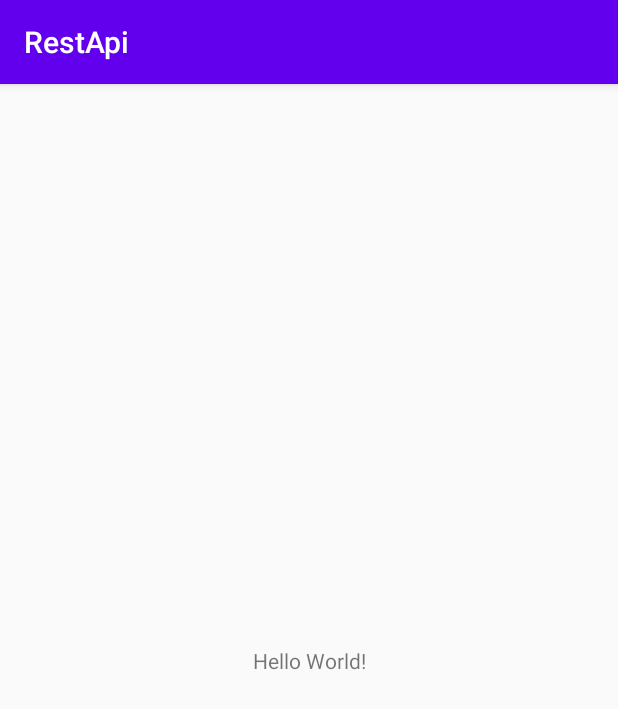
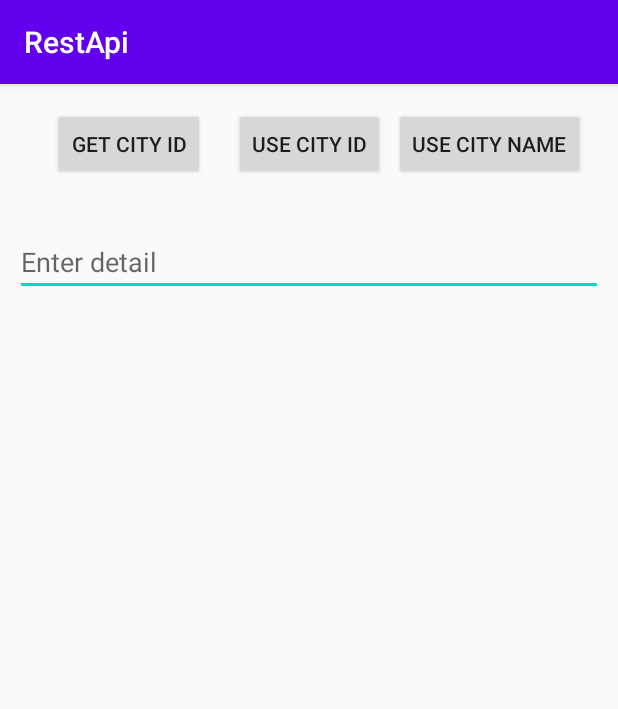
Before and after one commit to abhaylivenow/RestApiVolly, an Android app: the screen it shows after launch (MainActivity), on a phone screen of 412 x 824 dp. Shown: the top 709 px of the screen. Run offline under Robolectric (Android 15) with nearby library versions, the phone set to English and light mode, and no system bars.

Commit message:
Init layouts and views

```diff
--- a/app/src/main/java/com/example/restapi/MainActivity.java
+++ b/app/src/main/java/com/example/restapi/MainActivity.java
@@ -3,12 +3,26 @@ package com.example.restapi;
 import androidx.appcompat.app.AppCompatActivity;
 
 import android.os.Bundle;
+import android.widget.Button;
+import android.widget.EditText;
+import android.widget.ListView;
 
 public class MainActivity extends AppCompatActivity {
+
+    private Button btnGetCityId, btnGetWeatherById, btnGetWeatherByName;
+    private EditText edtEnterDetail;
+    private ListView listViewDetails;
 
     @Override
     protected void onCreate(Bundle savedInstanceState) {
         super.onCreate(savedInstanceState);
         setContentView(R.layout.activity_main);
+
+        btnGetCityId = findViewById(R.id.btnGetCityId);
+        btnGetWeatherById = findViewById(R.id.btnWeatherByCityId);
+        btnGetWeatherByName = findViewById(R.id.btnWeatherCityByName);
+
+        edtEnterDetail = findViewById(R.id.edt_enterDetails);
+        listViewDetails = findViewById(R.id.listViewDetails);
     }
 }
--- a/app/src/main/res/layout/activity_main.xml
+++ b/app/src/main/res/layout/activity_main.xml
@@ -6,13 +6,58 @@
     android:layout_height="match_parent"
     tools:context=".MainActivity">
 
-    <TextView
+    <Button
+        android:id="@+id/btnGetCityId"
         android:layout_width="wrap_content"
         android:layout_height="wrap_content"
-        android:text="Hello World!"
-        app:layout_constraintBottom_toBottomOf="parent"
-        app:layout_constraintLeft_toLeftOf="parent"
-        app:layout_constraintRight_toRightOf="parent"
+        android:layout_marginStart="16dp"
+        android:layout_marginTop="16dp"
+        android:text="get city id"
+        app:layout_constraintEnd_toStartOf="@+id/btnWeatherByCityId"
+        app:layout_constraintStart_toStartOf="parent"
         app:layout_constraintTop_toTopOf="parent" />
 
+    <Button
+        android:id="@+id/btnWeatherByCityId"
+        android:layout_width="wrap_content"
+        android:layout_height="wrap_content"
+        android:layout_marginTop="16dp"
+        android:text="use city id"
+        app:layout_constraintEnd_toEndOf="parent"
+        app:layout_constraintStart_toStartOf="parent"
+        app:layout_constraintTop_toTopOf="parent" />
+
+    <Button
+        android:id="@+id/btnWeatherCityByName"
+        android:layout_width="wrap_content"
+        android:layout_height="wrap_content"
+        android:layout_marginTop="16dp"
+        android:layout_marginEnd="16dp"
+        android:text="use city name"
+        app:layout_constraintEnd_toEndOf="parent"
+        app:layout_constraintStart_toEndOf="@+id/btnWeatherByCityId"
+        app:layout_constraintTop_toTopOf="parent" />
+
+    <EditText
+        android:id="@+id/edt_enterDetails"
+        android:layout_width="match_parent"
+        android:layout_height="wrap_content"
+        android:layout_marginStart="10dp"
+        android:layout_marginTop="32dp"
+        android:layout_marginEnd="10dp"
+        android:ems="10"
+        android:hint="Enter detail"
+        android:inputType="textPersonName"
+        app:layout_constraintEnd_toEndOf="parent"
+        app:layout_constraintStart_toStartOf="parent"
+        app:layout_constraintTop_toBottomOf="@+id/btnGetCityId" />
+
+    <ListView
+        android:id="@+id/listViewDetails"
+        android:layout_width="match_parent"
+        android:layout_height="wrap_content"
+        android:layout_marginTop="1dp"
+        app:layout_constraintEnd_toEndOf="parent"
+        app:layout_constraintStart_toStartOf="parent"
+        app:layout_constraintTop_toBottomOf="@+id/edt_enterDetails" />
 </androidx.constraintlayout.widget.ConstraintLayout>
```
